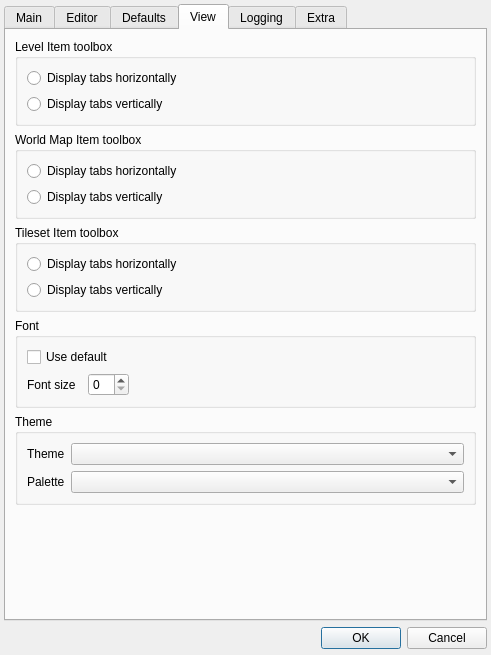
Old version of the form Editor/main_window/tools/app_settings.ui in the repository Emral/Moondust-Project-SMBX2.
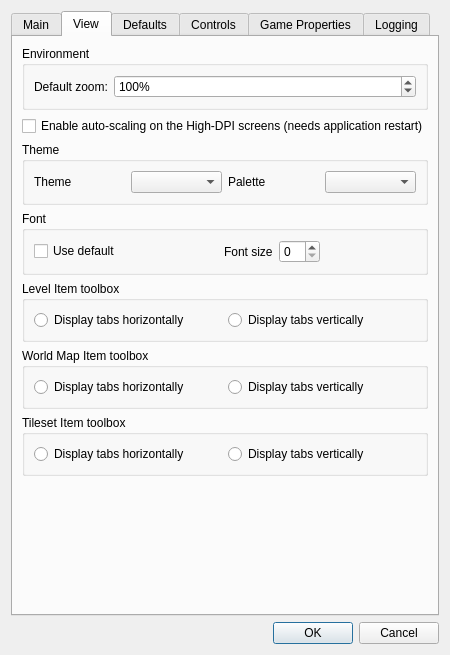
New version of the form. The open tabs and pages were chosen to show the change. Icons and pictures are not drawn.

Commit message: add ability to change default size of a screen

The edit to the form file:
```diff
--- a/Editor/main_window/tools/app_settings.ui
+++ b/Editor/main_window/tools/app_settings.ui
@@ -23,38 +23,8 @@
    <iconset resource="../../_resources/appicon/appicon.qrc">
     <normaloff>:/appicon/48.png</normaloff>:/appicon/48.png</iconset>
   </property>
-  <layout class="QGridLayout" name="gridLayout">
-   <property name="sizeConstraint">
-    <enum>QLayout::SetMinimumSize</enum>
-   </property>
-   <property name="leftMargin">
-    <number>4</number>
-   </property>
-   <property name="topMargin">
-    <number>4</number>
-   </property>
-   <property name="rightMargin">
-    <number>4</number>
-   </property>
-   <property name="bottomMargin">
-    <number>6</number>
-   </property>
-   <item row="2" column="0">
-    <widget class="QDialogButtonBox" name="buttonBox">
-     <property name="font">
-      <font>
-       <bold>false</bold>
-      </font>
-     </property>
-     <property name="orientation">
-      <enum>Qt::Horizontal</enum>
-     </property>
-     <property name="standardButtons">
-      <set>QDialogButtonBox::Cancel|QDialogButtonBox::Ok</set>
-     </property>
-    </widget>
-   </item>
-   <item row="1" column="0">
+  <layout class="QVBoxLayout" name="verticalLayout_5">
+   <item>
     <widget class="QTabWidget" name="mainSettings">
      <property name="font">
       <font>
@@ -367,102 +337,7 @@
          </layout>
         </widget>
        </item>
-      </layout>
-     </widget>
-     <widget class="QWidget" name="tabEditor">
-      <attribute name="title">
-       <string>Editor</string>
-      </attribute>
-      <layout class="QGridLayout" name="gridLayout_10">
-       <property name="sizeConstraint">
-        <enum>QLayout::SetMinimumSize</enum>
-       </property>
-       <item row="0" column="0">
-        <widget class="QGroupBox" name="groupBox_6">
-         <property name="title">
-          <string>Middle mouse button actions</string>
-         </property>
-         <layout class="QVBoxLayout" name="verticalLayout_2">
-          <item>
-           <widget class="QCheckBox" name="Editor_Mid_AllowDupe">
-            <property name="text">
-             <string>Copy selected items to cursor position</string>
-            </property>
-           </widget>
-          </item>
-          <item>
-           <widget class="QCheckBox" name="Editor_Mid_AllowPlacing">
-            <property name="text">
-             <string>Change the placement mode of the selected item</string>
-            </property>
-           </widget>
-          </item>
-          <item>
-           <widget class="QCheckBox" name="Editor_Mid_AllowDrag">
-            <property name="text">
-             <string>Toggle drag-to-scroll while selection is empty</string>
-            </property>
-           </widget>
-          </item>
-         </layout>
-        </widget>
-       </item>
-       <item row="1" column="0">
-        <widget class="QGroupBox" name="groupBox_8">
-         <property name="title">
-          <string>Placement mode</string>
-         </property>
-         <layout class="QVBoxLayout" name="verticalLayout_4">
-          <item>
-           <widget class="QCheckBox" name="Editor_placing_dontShowPropsBox">
-            <property name="toolTip">
-             <string comment="Pop-up hint">Properties box will not be shown atomatically when you select an item to place,
-like when choosing an item from the item toolbox or from the tileset item box.</string>
-            </property>
-            <property name="text">
-             <string>Don't open properties box when placing items</string>
-            </property>
-           </widget>
-          </item>
-          <item>
-           <widget class="QCheckBox" name="Editor_placing_openPropBoxAuto">
-            <property name="toolTip">
-             <string comment="Pop-up hint">Properties box will not be shown atomatically when you select an item to place,
-like when choosing an item from the item toolbox or from the tileset item box.</string>
-            </property>
-            <property name="text">
-             <string>Open properties box when selecting items with left-click</string>
-            </property>
-           </widget>
-          </item>
-          <item>
-           <widget class="QCheckBox" name="Editor_placing_neverHidePropertiesBox">
-            <property name="toolTip">
-             <string comment="Pop-up hint">Properties box will not be shown atomatically when you select an item to place,
-like when choosing an item from the item toolbox or from the tileset item box.</string>
-            </property>
-            <property name="text">
-             <string>Keep properties box open when deselecting items</string>
-            </property>
-           </widget>
-          </item>
-         </layout>
-        </widget>
-       </item>
-       <item row="5" column="0">
-        <spacer name="verticalSpacer_4">
-         <property name="orientation">
-          <enum>Qt::Vertical</enum>
-         </property>
-         <property name="sizeHint" stdset="0">
-          <size>
-           <width>20</width>
-           <height>40</height>
-          </size>
-         </property>
-        </spacer>
-       </item>
-       <item row="3" column="0">
+       <item>
         <widget class="QGroupBox" name="groupBox_9">
          <property name="title">
           <string>History</string>
@@ -588,7 +463,32 @@
          </layout>
         </widget>
        </item>
-       <item row="2" column="0">
+       <item>
+        <spacer name="verticalSpacer_2">
+         <property name="font">
+          <font>
+           <bold>false</bold>
+          </font>
+         </property>
+         <property name="orientation">
+          <enum>Qt::Vertical</enum>
+         </property>
+         <property name="sizeHint" stdset="0">
+          <size>
+           <width>20</width>
+           <height>40</height>
+          </size>
+         </property>
+        </spacer>
+       </item>
+      </layout>
+     </widget>
+     <widget class="QWidget" name="tabView">
+      <attribute name="title">
+       <string>View</string>
+      </attribute>
+      <layout class="QVBoxLayout" name="verticalLayout_15">
+       <item>
         <widget class="QGroupBox" name="groupBox_11">
          <property name="title">
           <string>Environment</string>
@@ -623,6 +523,203 @@
          </layout>
         </widget>
        </item>
+       <item>
+        <widget class="QCheckBox" name="extra_hdpiScale">
+         <property name="text">
+          <string>Enable auto-scaling on the High-DPI screens (needs application restart)</string>
+         </property>
+        </widget>
+       </item>
+       <item>
+        <widget class="QGroupBox" name="ThemeBox">
+         <property name="title">
+          <string>Theme</string>
+         </property>
+         <layout class="QVBoxLayout" name="verticalLayout_13">
+          <item>
+           <layout class="QHBoxLayout" name="horizontalLayout_20">
+            <item>
+             <widget class="QLabel" name="label_12">
+              <property name="text">
+               <string>Theme</string>
+              </property>
+             </widget>
+            </item>
+            <item>
+             <widget class="QComboBox" name="theme"/>
+            </item>
+            <item>
+             <widget class="QLabel" name="label_13">
+              <property name="text">
+               <string>Palette</string>
+              </property>
+             </widget>
+            </item>
+            <item>
+             <widget class="QComboBox" name="pallete"/>
+            </item>
+           </layout>
+          </item>
+         </layout>
+        </widget>
+       </item>
+       <item>
+        <widget class="QGroupBox" name="fontSetup">
+         <property name="title">
+          <string>Font</string>
+         </property>
+         <layout class="QVBoxLayout" name="verticalLayout_14">
+          <item>
+           <layout class="QHBoxLayout" name="horizontalLayout_21">
+            <item>
+             <widget class="QCheckBox" name="fontDefaultSetup">
+              <property name="text">
+               <string>Use default</string>
+              </property>
+             </widget>
+            </item>
+            <item>
+             <spacer name="horizontalSpacer_3">
+              <property name="orientation">
+               <enum>Qt::Horizontal</enum>
+              </property>
+              <property name="sizeHint" stdset="0">
+               <size>
+                <width>40</width>
+                <height>20</height>
+               </size>
+              </property>
+             </spacer>
+            </item>
+            <item>
+             <widget class="QLabel" name="label_11">
+              <property name="enabled">
+               <bool>true</bool>
+              </property>
+              <property name="text">
+               <string>Font size</string>
+              </property>
+             </widget>
+            </item>
+            <item>
+             <widget class="QSpinBox" name="fontSize">
+              <property name="enabled">
+               <bool>true</bool>
+              </property>
+             </widget>
+            </item>
+            <item>
+             <spacer name="horizontalSpacer_19">
+              <property name="orientation">
+               <enum>Qt::Horizontal</enum>
+              </property>
+              <property name="sizeHint" stdset="0">
+               <size>
+                <width>40</width>
+                <height>20</height>
+               </size>
+              </property>
+             </spacer>
+            </item>
+           </layout>
+          </item>
+         </layout>
+        </widget>
+       </item>
+       <item>
+        <widget class="QGroupBox" name="groupBox_4">
+         <property name="title">
+          <string>Level Item toolbox</string>
+         </property>
+         <layout class="QVBoxLayout" name="verticalLayout_10">
+          <item>
+           <layout class="QHBoxLayout" name="horizontalLayout_17">
+            <item>
+             <widget class="QRadioButton" name="LVLToolboxHorizontal">
+              <property name="text">
+               <string>Display tabs horizontally</string>
+              </property>
+             </widget>
+            </item>
+            <item>
+             <widget class="QRadioButton" name="LVLToolboxVertical">
+              <property name="text">
+               <string>Display tabs vertically</string>
+              </property>
+             </widget>
+            </item>
+           </layout>
+          </item>
+         </layout>
+        </widget>
+       </item>
+       <item>
+        <widget class="QGroupBox" name="groupBox_5">
+         <property name="title">
+          <string>World Map Item toolbox</string>
+         </property>
+         <layout class="QVBoxLayout" name="verticalLayout_11">
+          <item>
+           <layout class="QHBoxLayout" name="horizontalLayout_19">
+            <item>
+             <widget class="QRadioButton" name="WLDToolboxHorizontal">
+              <property name="text">
+               <string>Display tabs horizontally</string>
+              </property>
+             </widget>
+            </item>
+            <item>
+             <widget class="QRadioButton" name="WLDToolboxVertical">
+              <property name="text">
+               <string>Display tabs vertically</string>
+              </property>
+             </widget>
+            </item>
+           </layout>
+          </item>
+         </layout>
+        </widget>
+       </item>
+       <item>
+        <widget class="QGroupBox" name="groupBox_7">
+         <property name="title">
+          <string>Tileset Item toolbox</string>
+         </property>
+         <layout class="QVBoxLayout" name="verticalLayout_12">
+          <item>
+           <layout class="QHBoxLayout" name="horizontalLayout_18">
+            <item>
+             <widget class="QRadioButton" name="TSTToolboxHorizontal">
+              <property name="text">
+               <string>Display tabs horizontally</string>
+              </property>
+             </widget>
+            </item>
+            <item>
+             <widget class="QRadioButton" name="TSTToolboxVertical">
+              <property name="text">
+               <string>Display tabs vertically</string>
+              </property>
+             </widget>
+            </item>
+           </layout>
+          </item>
+         </layout>
+        </widget>
+       </item>
+       <item>
+        <spacer name="verticalSpacer_3">
+         <property name="orientation">
+          <enum>Qt::Vertical</enum>
+         </property>
+         <property name="sizeHint" stdset="0">
+          <size>
+           <width>20</width>
+           <height>40</height>
+          </size>
+         </property>
+        </spacer>
+       </item>
       </layout>
      </widget>
      <widget class="QWidget" name="tabDefaults">
@@ -1073,167 +1170,159 @@
        </item>
       </layout>
      </widget>
-     <widget class="QWidget" name="tabView">
+     <widget class="QWidget" name="tabEditor">
       <attribute name="title">
-       <string>View</string>
+       <string>Controls</string>
       </attribute>
-      <layout class="QGridLayout" name="gridLayout_7">
+      <layout class="QGridLayout" name="gridLayout_10">
        <property name="sizeConstraint">
         <enum>QLayout::SetMinimumSize</enum>
        </property>
-       <item row="2" column="0">
-        <widget class="QGroupBox" name="groupBox_7">
-         <property name="title">
-          <string>Tileset Item toolbox</string>
+       <item row="3" column="0">
+        <spacer name="verticalSpacer_4">
+         <property name="orientation">
+          <enum>Qt::Vertical</enum>
          </property>
-         <layout class="QGridLayout" name="gridLayout_12">
-          <property name="sizeConstraint">
-           <enum>QLayout::SetMinimumSize</enum>
-          </property>
-          <item row="0" column="0">
-           <widget class="QRadioButton" name="TSTToolboxHorizontal">
-            <property name="text">
-             <string>Display tabs horizontally</string>
-            </property>
-           </widget>
-          </item>
-          <item row="1" column="0">
-           <widget class="QRadioButton" name="TSTToolboxVertical">
-            <property name="text">
-             <string>Display tabs vertically</string>
-            </property>
-           </widget>
-          </item>
-         </layout>
-        </widget>
+         <property name="sizeHint" stdset="0">
+          <size>
+           <width>20</width>
+           <height>40</height>
+          </size>
+         </property>
+        </spacer>
        </item>
        <item row="1" column="0">
-        <widget class="QGroupBox" name="groupBox_5">
+        <widget class="QGroupBox" name="groupBox_8">
          <property name="title">
-          <string>World Map Item toolbox</string>
+          <string>Placement mode</string>
          </property>
-         <layout class="QGridLayout" name="gridLayout_9">
-          <property name="sizeConstraint">
-           <enum>QLayout::SetMinimumSize</enum>
-          </property>
-          <item row="0" column="0">
-           <widget class="QRadioButton" name="WLDToolboxHorizontal">
-            <property name="text">
-             <string>Display tabs horizontally</string>
+         <layout class="QVBoxLayout" name="verticalLayout_4">
+          <item>
+           <widget class="QCheckBox" name="Editor_placing_dontShowPropsBox">
+            <property name="toolTip">
+             <string comment="Pop-up hint">Properties box will not be shown atomatically when you select an item to place,
+like when choosing an item from the item toolbox or from the tileset item box.</string>
             </property>
-           </widget>
-          </item>
-          <item row="1" column="0">
-           <widget class="QRadioButton" name="WLDToolboxVertical">
             <property name="text">
-             <string>Display tabs vertically</string>
+             <string>Don't open properties box when placing items</string>
             </property>
            </widget>
           </item>
-         </layout>
-        </widget>
-       </item>
-       <item row="4" column="0">
-        <widget class="QGroupBox" name="ThemeBox">
-         <property name="title">
-          <string>Theme</string>
-         </property>
-         <layout class="QGridLayout" name="gridLayout_11" columnstretch="0,1000">
-          <property name="sizeConstraint">
-           <enum>QLayout::SetMinimumSize</enum>
-          </property>
-          <item row="0" column="0">
-           <widget class="QLabel" name="label_12">
+          <item>
+           <widget class="QCheckBox" name="Editor_placing_openPropBoxAuto">
+            <property name="toolTip">
+             <string comment="Pop-up hint">Properties box will not be shown atomatically when you select an item to place,
+like when choosing an item from the item toolbox or from the tileset item box.</string>
+            </property>
             <property name="text">
-             <string>Theme</string>
+             <string>Open properties box when selecting items with left-click</string>
             </property>
            </widget>
           </item>
-          <item row="0" column="1">
-           <widget class="QComboBox" name="theme"/>
-          </item>
-          <item row="1" column="0">
-           <widget class="QLabel" name="label_13">
+          <item>
+           <widget class="QCheckBox" name="Editor_placing_neverHidePropertiesBox">
+            <property name="toolTip">
+             <string comment="Pop-up hint">Properties box will not be shown atomatically when you select an item to place,
+like when choosing an item from the item toolbox or from the tileset item box.</string>
+            </property>
             <property name="text">
-             <string>Palette</string>
+             <string>Keep properties box open when deselecting items</string>
             </property>
            </widget>
           </item>
-          <item row="1" column="1">
-           <widget class="QComboBox" name="pallete"/>
-          </item>
          </layout>
         </widget>
        </item>
        <item row="0" column="0">
-        <widget class="QGroupBox" name="groupBox_4">
+        <widget class="QGroupBox" name="groupBox_6">
          <property name="title">
-          <string>Level Item toolbox</string>
+          <string>Middle mouse button actions</string>
          </property>
-         <layout class="QGridLayout" name="gridLayout_8">
-          <property name="sizeConstraint">
-           <enum>QLayout::SetMinimumSize</enum>
-          </property>
+         <layout class="QVBoxLayout" name="verticalLayout_2">
+          <item>
+           <widget class="QCheckBox" name="Editor_Mid_AllowDupe">
+            <property name="text">
+             <string>Copy selected items to cursor position</string>
+            </property>
+           </widget>
+          </item>
+          <item>
+           <widget class="QCheckBox" name="Editor_Mid_AllowPlacing">
+            <property name="text">
+             <string>Change the placement mode of the selected item</string>
+            </property>
+           </widget>
+          </item>
+          <item>
+           <widget class="QCheckBox" name="Editor_Mid_AllowDrag">
+            <property name="text">
+             <string>Toggle drag-to-scroll while selection is empty</string>
+            </property>
+           </widget>
+          </item>
+         </layout>
+        </widget>
+       </item>
+      </layout>
+     </widget>
+     <widget class="QWidget" name="tabExtra">
+      <attribute name="title">
+       <string>Game Properties</string>
+      </attribute>
+      <layout class="QVBoxLayout" name="verticalLayout_16">
+       <item>
+        <widget class="QGroupBox" name="groupBox_31">
+         <property name="title">
+          <string>Size of one screen</string>
+         </property>
+         <layout class="QGridLayout" name="gridLayout_36">
+          <item row="0" column="2">
+           <widget class="QLabel" name="label_37">
+            <property name="enabled">
+             <bool>true</bool>
+            </property>
+            <property name="text">
+             <string>Height:</string>
+            </property>
+           </widget>
+          </item>
           <item row="0" column="0">
-           <widget class="QRadioButton" name="LVLToolboxHorizontal">
+           <widget class="QLabel" name="label_10">
+            <property name="enabled">
+             <bool>true</bool>
+            </property>
             <property name="text">
-             <string>Display tabs horizontally</string>
+             <string>Width:</string>
             </property>
            </widget>
           </item>
           <item row="1" column="0">
-           <widget class="QRadioButton" name="LVLToolboxVertical">
+           <widget class="QRadioButton" name="screengrabCustom">
             <property name="text">
-             <string>Display tabs vertically</string>
+             <string>Use custom:</string>
             </property>
            </widget>
           </item>
-         </layout>
-        </widget>
-       </item>
-       <item row="5" column="0">
-        <spacer name="verticalSpacer_3">
-         <property name="orientation">
-          <enum>Qt::Vertical</enum>
-         </property>
-         <property name="sizeHint" stdset="0">
-          <size>
-           <width>20</width>
-           <height>40</height>
-          </size>
-         </property>
-        </spacer>
-       </item>
-       <item row="3" column="0">
-        <widget class="QGroupBox" name="fontSetup">
-         <property name="title">
-          <string>Font</string>
-         </property>
-         <layout class="QGridLayout" name="gridLayout_2">
-          <property name="sizeConstraint">
-           <enum>QLayout::SetMinimumSize</enum>
-          </property>
           <item row="1" column="2">
-           <widget class="QSpinBox" name="fontSize">
+           <widget class="QSpinBox" name="screengrabW">
             <property name="enabled">
-             <bool>true</bool>
+             <bool>false</bool>
             </property>
-           </widget>
-          </item>
-          <item row="1" column="0">
-           <widget class="QLabel" name="label_11">
-            <property name="enabled">
-             <bool>true</bool>
+            <property name="minimum">
+             <number>10</number>
             </property>
-            <property name="text">
-             <string>Font size</string>
+            <property name="maximum">
+             <number>32235</number>
+            </property>
+            <property name="value">
+             <number>800</number>
             </property>
            </widget>
           </item>
           <item row="1" column="4">
-           <spacer name="horizontalSpacer_3">
-            <property name="orientation">
-             <enum>Qt::Horizontal</enum>
+           <widget class="QSpinBox" name="screengrabH">
+            <property name="enabled">
+             <bool>false</bool>
             </property>
             <property name="sizeHint" stdset="0">
              <size>
@@ -1241,12 +1330,41 @@
               <height>20</height>
              </size>
             </property>
-           </spacer>
+            <property name="maximum">
+             <number>32235</number>
+            </property>
+            <property name="value">
+             <number>600</number>
+            </property>
+           </widget>
+          </item>
+          <item row="1" column="1">
+           <widget class="QLabel" name="label_8">
+            <property name="enabled">
+             <bool>false</bool>
+            </property>
+            <property name="text">
+             <string>Width:</string>
+            </property>
+           </widget>
+          </item>
+          <item row="1" column="3">
+           <widget class="QLabel" name="label_9">
+            <property name="enabled">
+             <bool>false</bool>
+            </property>
+            <property name="text">
+             <string>Height:</string>
+            </property>
+           </widget>
           </item>
           <item row="0" column="0" colspan="5">
-           <widget class="QCheckBox" name="fontDefaultSetup">
+           <widget class="QRadioButton" name="screengrabFit">
             <property name="text">
-             <string>Use default</string>
+             <string>Fit to window size</string>
+            </property>
+            <property name="checked">
+             <bool>true</bool>
             </property>
            </widget>
           </item>
@@ -1305,49 +1423,21 @@
        </item>
       </layout>
      </widget>
-     <widget class="QWidget" name="tabExtra">
-      <attribute name="title">
-       <string>Extra</string>
-      </attribute>
-      <layout class="QGridLayout" name="gridLayout_extra">
-       <property name="sizeConstraint">
-        <enum>QLayout::SetMinimumSize</enum>
-       </property>
-       <item row="0" column="0">
-        <widget class="QLabel" name="label_10">
-         <property name="text">
-          <string>Note: Some of those settings will take change on application restart</string>
-         </property>
-         <property name="alignment">
-          <set>Qt::AlignLeading|Qt::AlignLeft|Qt::AlignTop</set>
-         </property>
-         <property name="wordWrap">
-          <bool>true</bool>
-         </property>
-        </widget>
-       </item>
-       <item row="1" column="0">
-        <widget class="QCheckBox" name="extra_hdpiScale">
-         <property name="text">
-          <string>Enable auto-scaling on the High-DPI screens</string>
-         </property>
-        </widget>
-       </item>
-       <item row="2" column="0">
-        <spacer name="verticalSpacer_8">
-         <property name="orientation">
-          <enum>Qt::Vertical</enum>
-         </property>
-         <property name="sizeHint" stdset="0">
-          <size>
-           <width>20</width>
-           <height>40</height>
-          </size>
-         </property>
-        </spacer>
-       </item>
-      </layout>
-     </widget>
+    </widget>
+   </item>
+   <item>
+    <widget class="QDialogButtonBox" name="buttonBox">
+     <property name="font">
+      <font>
+       <bold>false</bold>
+      </font>
+     </property>
+     <property name="orientation">
+      <enum>Qt::Horizontal</enum>
+     </property>
+     <property name="standardButtons">
+      <set>QDialogButtonBox::Cancel|QDialogButtonBox::Ok</set>
+     </property>
     </widget>
    </item>
   </layout>
```
Left out of the diff: 760 changed lines with no effect on the pictures. The commit also changes 8 other files.
